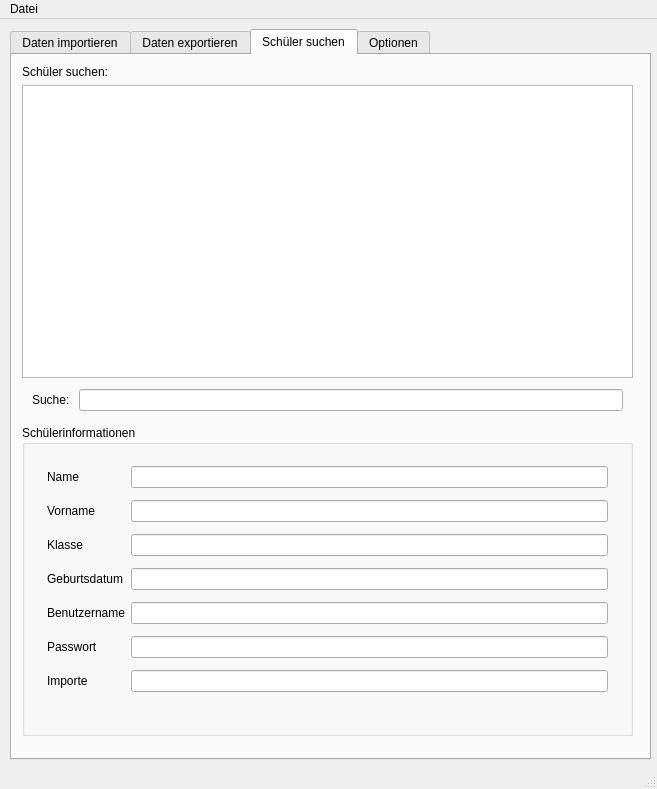
Qt form gui/bbss_tabbed_gui.ui (wichmann/bbss) before a commit.
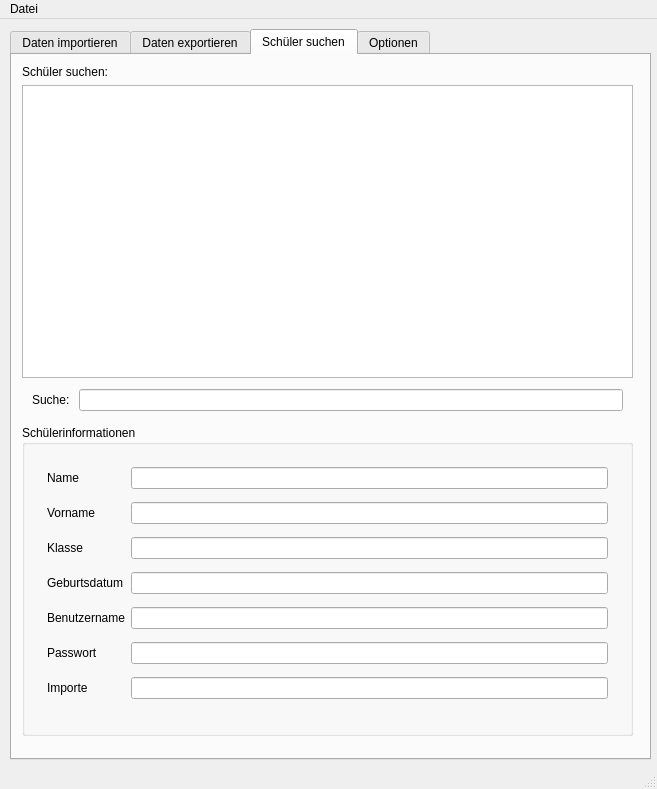
The same form after that commit.

Commit message: Improved search in GUI to show student information (imports) and added changed students to export formats.

The edit to the form file:
```diff
--- a/gui/bbss_tabbed_gui.ui
+++ b/gui/bbss_tabbed_gui.ui
@@ -381,7 +381,7 @@
          <x>20</x>
          <y>30</y>
          <width>571</width>
-         <height>251</height>
+         <height>263</height>
         </rect>
        </property>
        <layout class="QGridLayout" name="gridLayout_2">
```
Left out of the diff: 4 changed lines with no effect on the pictures. The commit also changes 7 other files.
